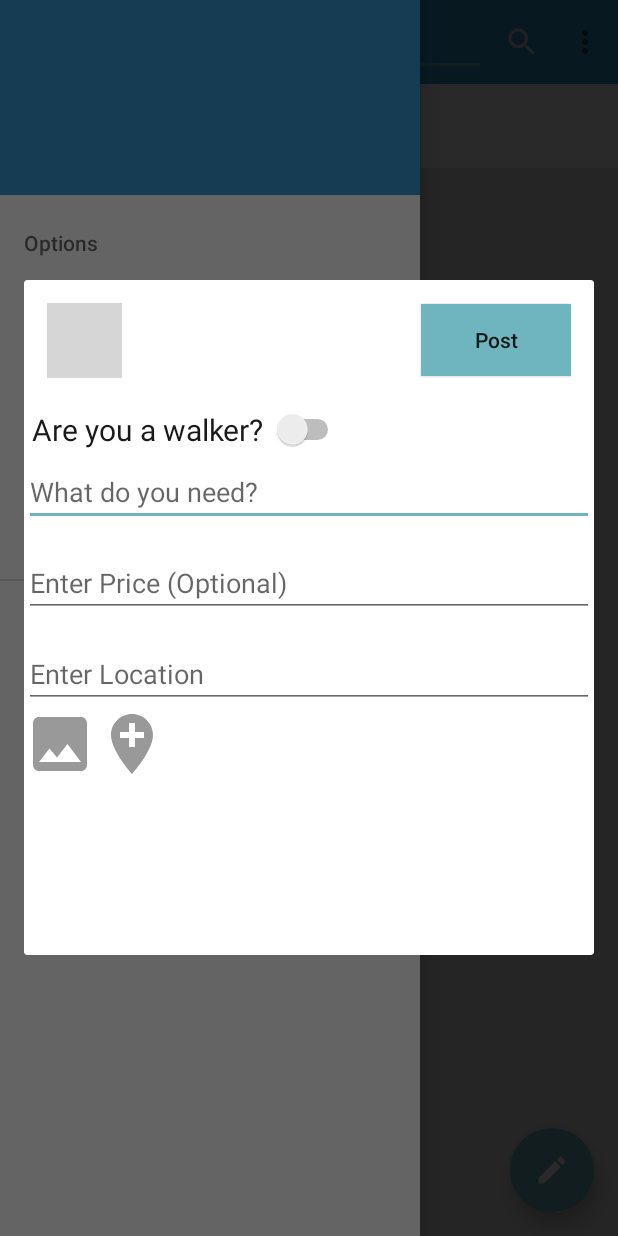
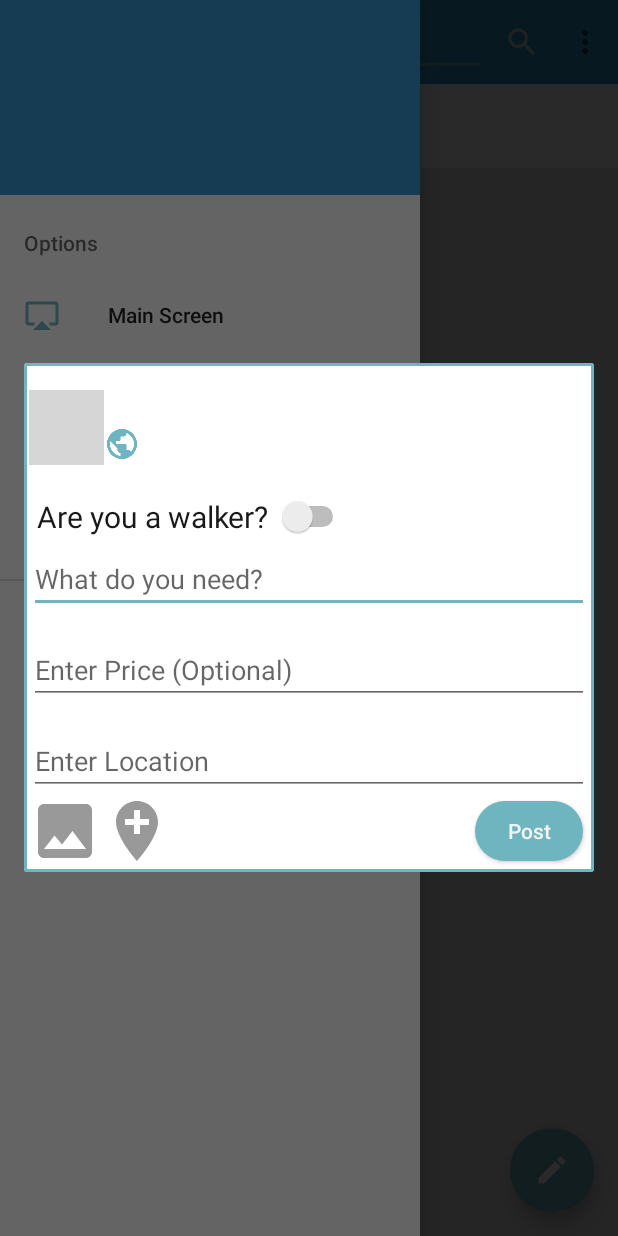
Before and after one commit to Theeddiem/DoggieWalker, an Android app: the fragment AddPostDialogFragment placed in its activity, with the side drawer open, on a phone screen of 412 x 824 dp. Run offline under Robolectric (Android 15) with nearby library versions, the phone set to English and light mode, and no system bars; our stand-ins replace CircleImageView, Firebase (no records; nobody signed in at launch, a user with empty details on screens opened directly), Picasso; grey boxes are pictures that could not be loaded.

Commit message:
Messanger on click stuff

```diff
--- /dev/null
+++ b/app/src/main/res/drawable/rectangleshape.xml
@@ -0,0 +1,4 @@
+<shape xmlns:android="http://schemas.android.com/apk/res/android" android:shape="rectangle" >
+    <solid android:color="@android:color/white" />
+    <stroke android:width="2dp" android:color="@color/colorAccent"/>
+</shape>
--- a/app/src/main/res/layout/dialog_add_post.xml
+++ b/app/src/main/res/layout/dialog_add_post.xml
@@ -3,24 +3,22 @@
 <ScrollView
     android:layout_height="wrap_content"
     android:layout_width="wrap_content"
+    android:background="@drawable/rectangleshape"
     xmlns:android="http://schemas.android.com/apk/res/android">
 
     <LinearLayout
         xmlns:android="http://schemas.android.com/apk/res/android"
-        xmlns:app="http://schemas.android.com/apk/res-auto"
         android:layout_width="wrap_content"
         android:layout_height="wrap_content"
         android:orientation="vertical"
-        android:minWidth="1000dp"
-        android:minHeight="450dp"
+        android:padding="3dp"
         >
 
         <LinearLayout
             android:layout_width="match_parent"
-            android:layout_height="wrap_content"
+            android:layout_height="80dp"
             android:gravity="center_vertical"
             android:orientation="horizontal"
-            android:padding="@dimen/spacing_large"
             android:id="@+id/addPost_ProfileInfo"
             >
 
@@ -29,10 +27,6 @@
                 android:layout_height="@dimen/spacing_xxlarge"
                 android:id="@+id/addPost_profileImage"
                 />
-
-            <View
-                android:layout_width="@dimen/spacing_large"
-                android:layout_height="0dp" />
 
             <LinearLayout
                 android:layout_width="0dp"
@@ -54,39 +48,20 @@
                 <LinearLayout
                     android:layout_width="wrap_content"
                     android:layout_height="wrap_content"
-                    android:layout_marginTop="@dimen/spacing_small"
                     android:gravity="center_vertical">
 
                     <ImageView
-                        android:layout_width="@dimen/spacing_mlarge"
-                        android:layout_height="match_parent"
-                        android:tint="@color/colorPrimary"
+                        android:layout_width="wrap_content"
+                        android:layout_height="wrap_content"
+                        android:tint="@color/colorAccent"
                         android:src="@drawable/ic_public"
                         android:clickable="true"
                         />
-
-                    <View
-                        android:layout_width="@dimen/spacing_medium"
-                        android:layout_height="0dp" />
-
 
                 </LinearLayout>
 
             </LinearLayout>
 
-            <Button
-                android:id="@+id/addPost_submitBtn"
-                android:background="@color/colorAccent"
-                android:layout_width="100dp"
-                android:layout_height="wrap_content"
-                android:gravity="center"
-                android:minWidth="0dp"
-                android:paddingLeft="@dimen/spacing_large"
-                android:paddingRight="@dimen/spacing_large"
-                android:text="Post"
-                android:textAllCaps="false"
-                android:clickable="true"
-                />
 
         </LinearLayout>
 
@@ -162,32 +137,48 @@
             android:layout_gravity="center"
             />
 
-        <LinearLayout
+        <RelativeLayout
             android:layout_width="wrap_content"
             android:layout_height="wrap_content"
-            android:orientation="horizontal"
-            >
+            android:orientation="horizontal">
 
             <ImageButton
+                android:id="@+id/addPost_AddPhotoBtn"
                 android:layout_width="wrap_content"
                 android:layout_height="wrap_content"
-                android:id="@+id/addPost_AddPhotoBtn"
-                android:tint="@color/grey_40"
                 android:background="?attr/selectableItemBackgroundBorderless"
                 android:src="@drawable/ic_image_black_48dp"
-
-                />
-            <ImageButton
-                android:layout_width="wrap_content"
-                android:layout_height="wrap_content"
-                android:id="@+id/addPost_AddLocationBtn"
                 android:tint="@color/grey_40"
-                android:background="?attr/selectableItemBackgroundBorderless"
-                android:src="@drawable/ic_add_location_black_48dp"
 
                 />
 
-        </LinearLayout>
+            <ImageButton
+                android:id="@+id/addPost_AddLocationBtn"
+                android:layout_width="wrap_content"
+                android:layout_height="wrap_content"
+                android:layout_toRightOf="@+id/addPost_AddPhotoBtn"
+                android:background="?attr/selectableItemBackgroundBorderless"
+                android:src="@drawable/ic_add_location_black_48dp"
+                android:tint="@color/grey_40"
+
+                />
+
+            <Button
+                android:id="@+id/addPost_submitBtn"
+                android:layout_width="80dp"
+                android:layout_height="wrap_content"
+
+                android:layout_alignParentRight="true"
+
+
+                android:background="@drawable/btn_rounded_accent"
+                android:clickable="true"
+                android:minWidth="0dp"
+                android:text="Post"
+                android:textColor="@color/overlay_light_90"
+                android:textAllCaps="false" />
+
+        </RelativeLayout>
 
 
 
```
